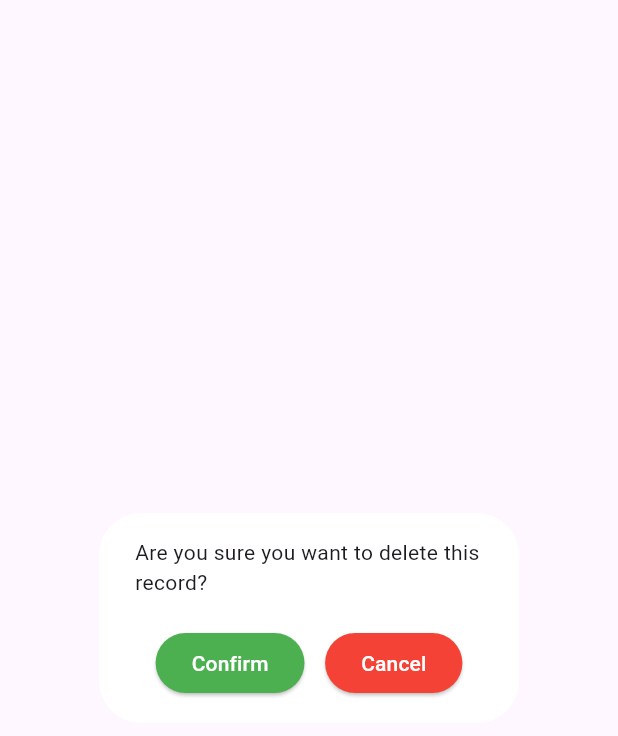
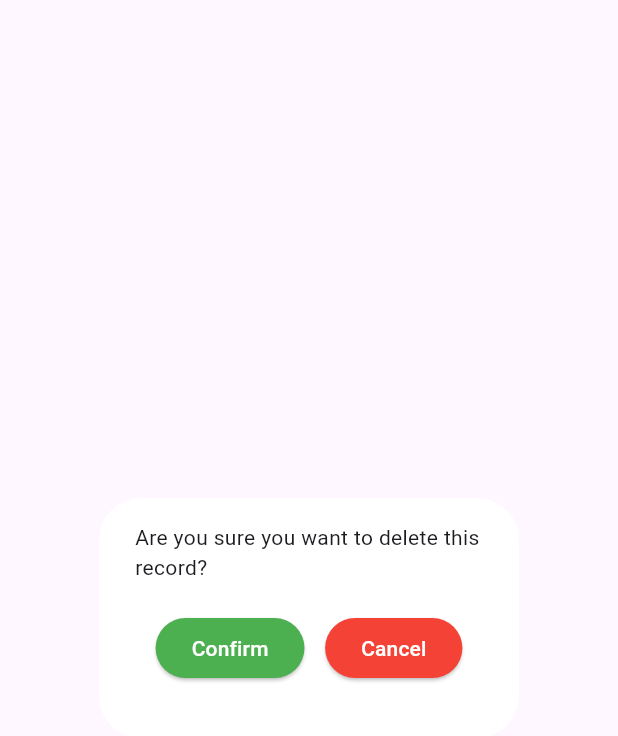
Before and after one commit to Yakage/CrudActivityFlutter, a Flutter app: the DialogAlertBox widget shown alone on an empty page, opened directly with empty values, on a phone screen of 412 x 824 dp. Shown: the top 736 px of the screen. Run offline on Flutter 3.47's test engine with Material 3 defaults, Android fonts, the phone set to English and light mode, and no system bars; network calls fail.

Commit message:
Finish Activity

```diff
--- a/frontend/lib/api_service/student_service.dart
+++ b/frontend/lib/api_service/student_service.dart
@@ -5,7 +5,7 @@ import 'package:flutter/foundation.dart';
 import 'package:http/http.dart' as http;
 
 class StudentRepositoryImpl implements StudentRepository{
-  final String url = 'http://localhost:3000/api/';
+  final String url = 'https://crudactivityflutter-1.onrender.com/api/';
 
   @override
   Future<List<StudentDataModel>> fetchStudentData() async {
--- a/frontend/lib/components/alert_dialog.dart
+++ b/frontend/lib/components/alert_dialog.dart
@@ -11,7 +11,7 @@ class DialogAlertBox extends StatelessWidget {
     return AlertDialog(
       backgroundColor: Colors.white,
       content: SizedBox(
-        height: 100,
+        height: 120,
         width: 100,
         child: Column(
           children: [
```
Also changed, not shown: frontend/lib/pages/read.dart (deleted, +0 -10 lines), 1 other file.
